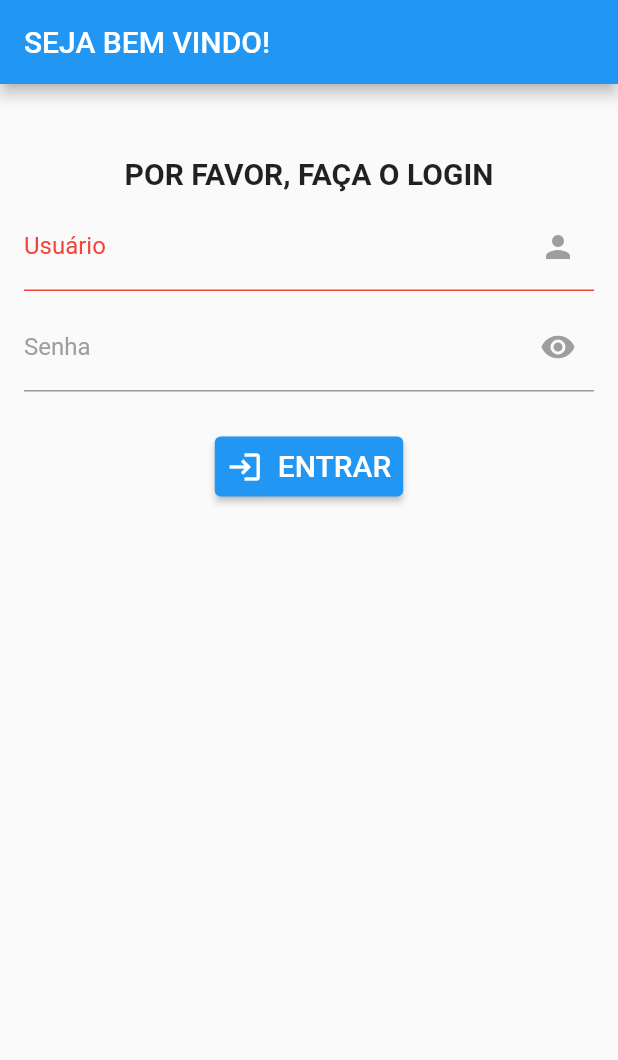
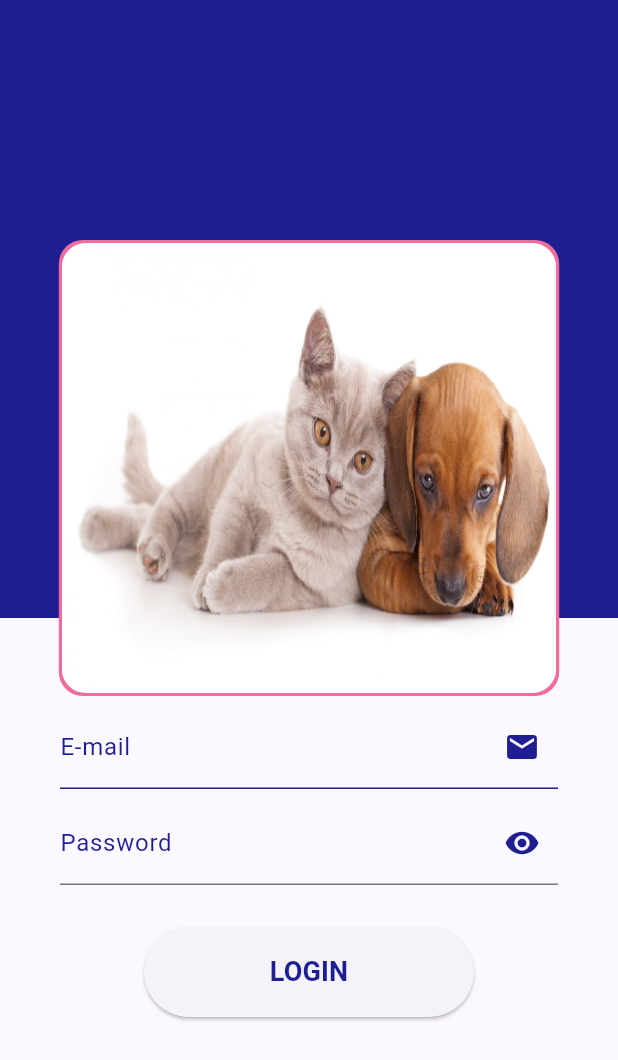
Before and after one commit to dionlaranjeira/warrior_pets, a Flutter app: the screen it shows after launch, on a phone screen of 412 x 824 dp. Shown: the top 1060 px of the screen. Run offline on Flutter 3.47's test engine with Material 2 defaults, Android fonts, the phone set to English and light mode, and no system bars; our stand-ins replace charts_flutter, convex_bottom_bar, dio, flutter_svg.

Commit message:
refactor: System colors and Screen Login

```diff
--- a/lib/main.dart
+++ b/lib/main.dart
@@ -1,11 +1,21 @@
 import 'package:flutter/material.dart';
+import 'package:warrior_pets/util/colors_app.dart';
 import 'package:warrior_pets/views/home.dart';
 import 'package:warrior_pets/views/dogs/show_dogs.dart';
 import 'package:warrior_pets/views/login.dart';
 
 void main() async {
   WidgetsFlutterBinding.ensureInitialized();
-  runApp(const MaterialApp(
+  runApp(MaterialApp(
+      theme: ThemeData(
+        useMaterial3: true,
+        colorScheme: ColorScheme.fromSeed(
+            seedColor: ColorsApp.primaryColor,
+            primary: ColorsApp.primaryColor,
+            secondary: ColorsApp.secondaryColor,
+            error: ColorsApp.error
+        )
+      ),
       debugShowCheckedModeBanner: false,
       home: Login())
   );
--- /dev/null
+++ b/lib/util/colors_app.dart
@@ -0,0 +1,11 @@
+import 'dart:ui';
+
+class ColorsApp{
+  static const primaryColor = Color(0xFF1e1d92);
+  static const primaryLightColor = Color(0xFFef6d9d);
+  static const secondaryColor = Color(0xFFef6d9d);
+  static const primaryTextColor = Color(0xFFFFFFFF);
+  static const background = Color(0xFFFFFFFF);
+  static const secondaryTextColor = Color(0xFF000000);
+  static const error = Color(0xFFFF0000);
+}
--- a/lib/util/utils.dart
+++ b/lib/util/utils.dart
@@ -3,5 +3,6 @@ class Utils{
 
   static const String urlIconDog = "assets/icons/dog.svg";
   static const String urlIconCat = "assets/icons/cat.svg";
+  static const String urlImageLogin = "assets/images/image-login.png";
 
 }
--- a/lib/views/login.dart
+++ b/lib/views/login.dart
@@ -1,4 +1,6 @@
 import 'package:flutter/material.dart';
+import 'package:warrior_pets/util/colors_app.dart';
+import 'package:warrior_pets/util/utils.dart';
 
 class Login extends StatefulWidget {
   const Login({Key? key}) : super(key: key);
@@ -14,71 +16,103 @@ class _LoginState extends State<Login> {
 
   final bool _logando = false;
   bool _senhaVisivel = true;
-  bool _emailValido = true;
-  bool _senhaValida = true;
-
-  bool _btnLoginVisible = true;
-
+  final bool _emailValido = true;
+  final bool _senhaValida = true;
 
   @override
   Widget build(BuildContext context) {
-    return Scaffold(
-      appBar: AppBar(
-        title: const Text("SEJA BEM VINDO!"),
-      ),
-      body: SingleChildScrollView(
-        child: Column(
+    return MediaQuery(
+      data: const MediaQueryData(),
+      child: Scaffold(
+        body: Column(
           children: [
-            const SizedBox(height: 30),
-            // imageLogo(),
-            const SizedBox(height: 18),
-            textLogin(),
+            imgScreenLogin(context),
+            const SizedBox(height: 50),
             inputEmail(context),
             inputSenha(context),
-            const SizedBox(height: 18),
-            _btnLoginVisible ? buttonLogin() : const CircularProgressIndicator(),
-            const SizedBox(height: 40),
+            const SizedBox(height: 20),
+            btnLogin()
           ],
         ),
       ),
     );
   }
 
-  ElevatedButton buttonLogin() {
-    return ElevatedButton(
-      onPressed: (){
-        _logar();
-      },
-      child: Wrap(
-        children: const [
-          Icon(
-            Icons.login,
-            color: Colors.white,
-            size: 24.0,
+  Stack imgScreenLogin(BuildContext context) {
+    return Stack(
+            clipBehavior: Clip.none,
+            children: [
+              Container(color: ColorsApp.primaryColor, height: MediaQuery.of(context).size.height * 0.5),
+              Positioned(
+                bottom: -50,
+                left: 0,
+                right: 0,
+                child: Center(
+                  child: Container(
+                    width: MediaQuery.of(context).size.width * 0.8,
+                    constraints: const BoxConstraints(maxWidth: 400),
+                    height: 300,
+                    decoration: const BoxDecoration(
+                      borderRadius: BorderRadius.all(Radius.circular(16)),
+                      boxShadow: [
+                        BoxShadow(color: ColorsApp.secondaryColor, spreadRadius: 2),
+                      ],
+
+                      image: DecorationImage(
+                        image: AssetImage(Utils.urlImageLogin),
+                        fit: BoxFit.fill,
+                      ),
+                    ),
+                    // child: Image.asset(Utils.urlImageLogin),
+                  ),
+                ),
+              )
+            ],
+          );
+  }
+
+  SizedBox btnLogin() {
+    return SizedBox(
+            width: 220,
+            height: 60,
+            child: ElevatedButton(
+                onPressed: (){},
+                child: const Text("LOGIN", style: TextStyle(fontSize: 18, fontWeight: FontWeight.bold),)),
+          );
+  }
+
+  Padding inputEmail(BuildContext context) {
+    return Padding(
+      padding: const EdgeInsets.fromLTRB(40, 8, 40, 8),
+      child: TextFormField(
+        controller: _controllerEmail,
+        enabled: !_logando,
+        keyboardType: TextInputType.emailAddress,
+        cursorColor: Theme.of(context).backgroundColor,
+        decoration: InputDecoration(
+          labelText: 'E-mail',
+          errorText: _emailValido ? null : "Inválid e-mail",
+          labelStyle: TextStyle(
+            color: _emailValido
+                ? ColorsApp.primaryColor
+                : ColorsApp.error,
           ),
-          SizedBox(
-            width: 10,
+          suffixIcon: Icon(
+            _emailValido ? Icons.email : Icons.close,
+            color: _emailValido ? ColorsApp.primaryColor : ColorsApp.error,
           ),
-          Text("ENTRAR",
-              style: TextStyle(fontSize: 20)),
-        ],
-      ),
-      style: ElevatedButton.styleFrom(
-        // primary: Color(ColorsUtil.primaryColor),
-        padding: const EdgeInsets.all(8),
+          enabledBorder: const UnderlineInputBorder(
+            borderSide:
+            BorderSide(color: ColorsApp.primaryColor),
+          ),
+        ),
       ),
     );
   }
 
-  Text textLogin() {
-    return const Text(
-      "POR FAVOR, FAÇA O LOGIN",
-      style: TextStyle(fontSize: 20, fontWeight: FontWeight.bold),);
-  }
-
   Padding inputSenha(BuildContext context) {
     return Padding(
-      padding: const EdgeInsets.fromLTRB(16, 0, 16, 8),
+      padding: const EdgeInsets.fromLTRB(40, 0, 40, 8),
       child: TextFormField(
         controller: _controllerSenha,
         enabled: !_logando,
@@ -86,12 +120,12 @@ class _LoginState extends State<Login> {
         obscureText: _senhaVisivel,
         cursorColor: Theme.of(context).backgroundColor,
         decoration: InputDecoration(
-          labelText: 'Senha',
-          errorText: _senhaValida ? null : "Senha inválida",
+          labelText: 'Password',
+          errorText: _senhaValida ? null : "Inválid password",
           labelStyle: TextStyle(
             color: _senhaValida
-                ? Colors.grey
-                : Colors.red,
+                ? ColorsApp.primaryColor
+                : ColorsApp.error,
           ),
           suffixIcon: IconButton(
               onPressed: (){
@@ -99,69 +133,13 @@ class _LoginState extends State<Login> {
                   _senhaVisivel = !_senhaVisivel;
                 });
               },
-              icon:  Icon( _senhaVisivel ? Icons.visibility: Icons.visibility_off, color: Colors.grey)),
-
+              icon:  Icon( _senhaVisivel ? Icons.visibility: Icons.visibility_off, color: ColorsApp.primaryColor)),
         ),
 
       ),
     );
   }
 
-  Padding inputEmail(BuildContext context) {
-    return Padding(
-      padding: const EdgeInsets.fromLTRB(16, 8, 16, 8),
-      child: TextFormField(
-        controller: _controllerEmail,
-        enabled: !_logando,
-        keyboardType: TextInputType.emailAddress,
-        cursorColor: Theme.of(context).backgroundColor,
-        decoration: InputDecoration(
-          labelText: 'Usuário',
-          errorText: _emailValido ? null : "Usuário inválido",
-          labelStyle: TextStyle(
-            color: _emailValido
-                ? Colors.red
-                : Colors.red,
-          ),
-          suffixIcon: Icon(
-            _emailValido ? Icons.person : Icons.close,
-            color: _emailValido ? Colors.grey : Colors.red,
-          ),
-          enabledBorder: UnderlineInputBorder(
-            borderSide:
-            BorderSide(color:Colors.red),
-          ),
-        ),
-      ),
-    );
-  }
-
-  void _logar() async {
-
-    setState(() {
-      _btnLoginVisible = false;
-    });
-
-    bool sucesso = true;
-
-    if(sucesso){
-      setState(() {
-        _emailValido = true;
-        _senhaValida = true;
-      });
-     //Todo:Abrir Tela Home
-    }
-    else{
-      setState(() {
-        _emailValido = false;
-        _senhaValida = false;
-      });
-    }
-
-    setState(() {
-      _btnLoginVisible = true;
-    });
 
 
-  }
 }
--- a/pubspec.yaml
+++ b/pubspec.yaml
@@ -68,6 +68,7 @@ flutter:
   #   - images/a_dot_ham.jpeg
   assets:
     - assets/icons/
+    - assets/images/
 
   # An image asset can refer to one or more resolution-specific "variants", see
   # https://flutter.dev/assets-and-images/#resolution-aware.
```
Also changed, not shown: assets/images/image-login.png (added).
